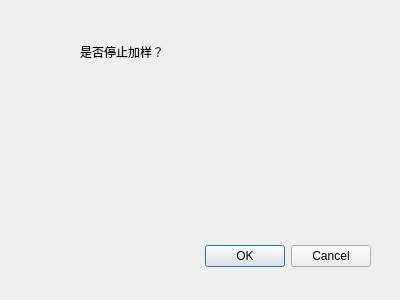
The window that stopsampledlg.ui (lsoftp/water) describes before a commit, drawn with Qt 5.
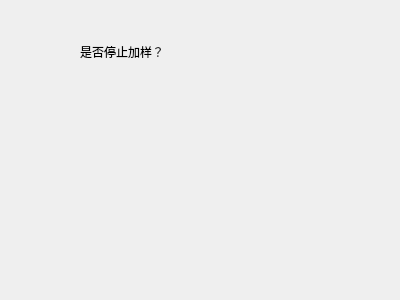
The same window after the commit.

What changed in the file:
```diff
--- a/stopsampledlg.ui
+++ b/stopsampledlg.ui
@@ -13,22 +13,6 @@
   <property name="windowTitle">
    <string>Dialog</string>
   </property>
-  <widget class="QDialogButtonBox" name="buttonBox">
-   <property name="geometry">
-    <rect>
-     <x>30</x>
-     <y>240</y>
-     <width>341</width>
-     <height>32</height>
-    </rect>
-   </property>
-   <property name="orientation">
-    <enum>Qt::Horizontal</enum>
-   </property>
-   <property name="standardButtons">
-    <set>QDialogButtonBox::Cancel|QDialogButtonBox::Ok</set>
-   </property>
-  </widget>
   <widget class="QLabel" name="label">
    <property name="geometry">
     <rect>
```
Left out of the diff: 35 changed lines with no effect on the pictures.
